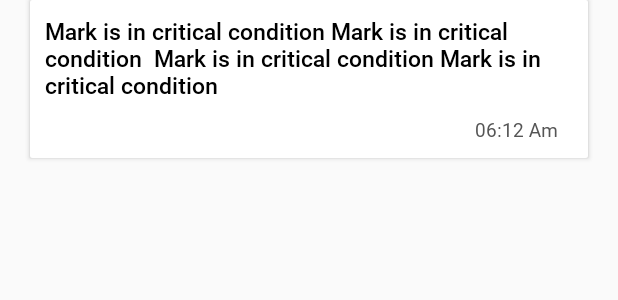
After one commit to Dharm1806/Tablayout-with-recycler-view-and-slider-in-kotlin-mvvm-and-data-binding, an Android app: the layout item_notifications.xml on its own in the app's theme, with its tools: preview values and no code run, on a phone screen of 412 x 824 dp. The commit adds this screen. Shown: the top 300 px of the screen. Run offline under Robolectric (Android 15) with nearby library versions, the phone set to English and light mode, and no system bars.

Commit message:
notification

```diff
--- a/app/src/main/java/com/tekmindz/covidhealthcare/constants/Constants.kt
+++ b/app/src/main/java/com/tekmindz/covidhealthcare/constants/Constants.kt
@@ -19,6 +19,7 @@ object Constants {
     const val GET_PATIENT_ANALYTICS = "api/dashboard/patient/observations"
     const val UPDATE_PATIENT_DETAILS = "api/dashboard/observations"
     const val SET_PASSWORD_API_END_POINTS = "repos/firebase/firebase-ios-sdk/issues"
+    const val GET_NOTIFICATIONS= "api/dashboard/mobile/patientDetails/{patientId}"
 
     const val SERVER_DATE_FORMAT = "yyyy-MM-dd'T'HH:mm:ss'Z'"
     const val SERVER_DOB_DATE_FORMAT = "yyyy-MM-dd'T'HH:mm:ss.ms"
--- a/app/src/main/java/com/tekmindz/covidhealthcare/repository/fcm/HCFirebaseMessagingService.kt
+++ b/app/src/main/java/com/tekmindz/covidhealthcare/repository/fcm/HCFirebaseMessagingService.kt
@@ -14,6 +14,7 @@ import androidx.core.app.ActivityCompat
 import androidx.core.app.NotificationCompat
 import com.google.firebase.messaging.FirebaseMessagingService
 import com.google.firebase.messaging.RemoteMessage
+import com.tekmindz.covidhealthcare.HomeActivity
 import com.tekmindz.covidhealthcare.R
 import java.util.*
 
@@ -50,7 +51,7 @@ class HCFirebaseMessagingService : FirebaseMessagingService() {
             val defaultSoundUri = RingtoneManager.getDefaultUri(RingtoneManager.TYPE_NOTIFICATION)
             val largeIcon = BitmapFactory.decodeResource(resources, R.drawable.notification_icon)
             val mBuilder = NotificationCompat.Builder(this, channelId)
-            val intent = Intent() //add screen class name to move on when user click on notification
+            val intent = Intent(this, HomeActivity::class.java) //add screen class name to move on when user click on notification
             val pendingIntent = PendingIntent.getActivity(
                 this, 0,
                 intent, PendingIntent.FLAG_UPDATE_CURRENT or PendingIntent.FLAG_ONE_SHOT
--- /dev/null
+++ b/app/src/main/java/com/tekmindz/covidhealthcare/repository/responseModel/NotificationResponse.kt
@@ -0,0 +1,6 @@
+package com.tekmindz.covidhealthcare.repository.responseModel
+
+data class NotificationResponse(val body: List<Notification>):BaseResponse()
+
+data class Notification (val id:Int, val body:Body, val title:String, val time:String)
+data class Body(val patientId:Long, val message:String)
--- a/app/src/main/java/com/tekmindz/covidhealthcare/ui/patientDetails/PatientDetailFragment.kt
+++ b/app/src/main/java/com/tekmindz/covidhealthcare/ui/patientDetails/PatientDetailFragment.kt
@@ -113,6 +113,10 @@ class PatientDetailFragment : Fragment() {
             requireActivity().toolbar.setupWithNavController(findNavController(), appBarConfiguration)
 
         }else{
+            val appBarConfiguration = AppBarConfiguration(
+                setOf(R.id.home), requireActivity().findViewById(R.id.drawer_layout))
+            requireActivity().toolbar.setupWithNavController(findNavController(), appBarConfiguration)
+
             binding.btSos.visibility = View.GONE
         }
 
--- /dev/null
+++ b/app/src/main/res/layout/item_notifications.xml
@@ -0,0 +1,65 @@
+<?xml version="1.0" encoding="utf-8"?>
+<layout xmlns:android="http://schemas.android.com/apk/res/android"
+    xmlns:app="http://schemas.android.com/apk/res-auto">
+
+    <data>
+        <variable
+            name="observations"
+            type="com.tekmindz.covidhealthcare.repository.responseModel.Notification" />
+
+    </data>
+
+    <androidx.cardview.widget.CardView
+        android:layout_width="match_parent"
+        android:layout_height="wrap_content"
+        android:layout_marginStart="@dimen/padding_20dp"
+        android:layout_marginEnd="@dimen/padding_20dp"
+        android:layout_marginBottom="@dimen/padding_20dp">
+
+        <androidx.constraintlayout.widget.ConstraintLayout
+            android:layout_width="match_parent"
+            android:layout_height="wrap_content"
+            android:background="@color/white"
+            android:layout_gravity="center"
+            android:foregroundGravity="center"
+            android:id="@+id/item_layout_observations">
+
+
+            <TextView
+                android:layout_width="match_parent"
+                android:layout_height="wrap_content"
+                android:id="@+id/notification_message"
+                android:fontFamily="@font/roboto_medium"
+                android:textSize="@dimen/text_size_15sp"
+                android:layout_gravity="center_horizontal"
+                android:layout_marginTop="@dimen/margin_10dp"
+                app:layout_constraintLeft_toLeftOf="parent"
+                android:layout_margin="@dimen/margin_10dp"
+                app:layout_constraintRight_toRightOf="parent"
+                app:layout_constraintTop_toTopOf="parent"
+                android:text="Mark is in critical condition Mark is in critical condition  Mark is in critical condition Mark is in critical condition"
+                android:textColor="@color/black"
+                />
+
+            <TextView
+                android:layout_width="wrap_content"
+                android:layout_height="wrap_content"
+                android:id="@+id/notification_time"
+                android:layout_gravity="center_horizontal"
+                android:fontFamily="@font/roboto_regular"
+                android:textSize="@dimen/text_size_12.5sp"
+                android:textColor="@color/dashboard_text_color"
+                app:layout_constraintLeft_toLeftOf="parent"
+                android:text="06:12 Am"
+                android:paddingBottom="@dimen/margin_10dp"
+                android:layout_marginBottom="@dimen/padding_20dp"
+                android:layout_marginEnd="@dimen/padding_20dp"
+                app:layout_constraintRight_toRightOf="parent"
+                app:layout_constraintEnd_toEndOf="parent"
+                android:layout_marginTop="@dimen/margin_10dp"
+                app:layout_constraintTop_toBottomOf="@+id/notification_message" />
+
+
+        </androidx.constraintlayout.widget.ConstraintLayout>
+    </androidx.cardview.widget.CardView>
+</layout>
--- a/app/src/main/res/values/strings.xml
+++ b/app/src/main/res/values/strings.xml
@@ -82,4 +82,5 @@
     <string name="action_sos">SOS</string>
     <string name="help">HELP</string>
     <string name="default_notification_channel_id" translatable="false">fcm_default_channel</string>
+    <string name="notification">Notifications</string>
 </resources>
```
Also changed, not shown: app/src/main/java/com/tekmindz/covidhealthcare/HomeActivity.kt (+9 -5 lines), app/src/main/java/com/tekmindz/covidhealthcare/repository/api/HealthCareApis.kt (+10 -0 lines), app/src/main/java/com/tekmindz/covidhealthcare/ui/notifications/NotificationAdapter.kt (added, +79 -0 lines), app/src/main/java/com/tekmindz/covidhealthcare/ui/notifications/NotificationFragment.kt (added, +143 -0 lines), app/src/main/java/com/tekmindz/covidhealthcare/ui/notifications/NotificationRepository.kt (added, +32 -0 lines), app/src/main/java/com/tekmindz/covidhealthcare/ui/notifications/NotificationViewModel.kt (added, +56 -0 lines), app/src/main/res/layout/fragment_notifications.xml (added, +55 -0 lines), app/src/main/res/navigation/navigation.xml (+17 -0 lines), 1 other file.
